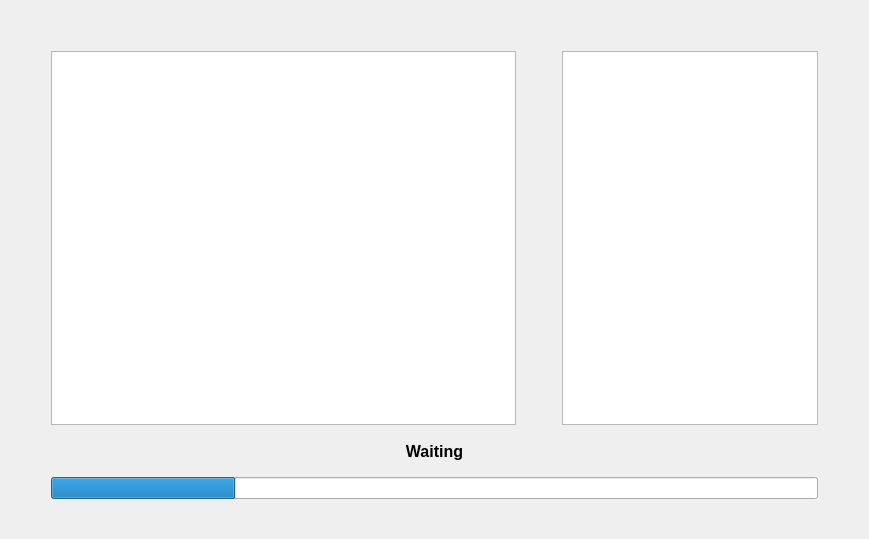
First picture: the form in DiodeTestGUI/mainwindow.ui, repository vanbear/DiodeTestApplication, before the edit.
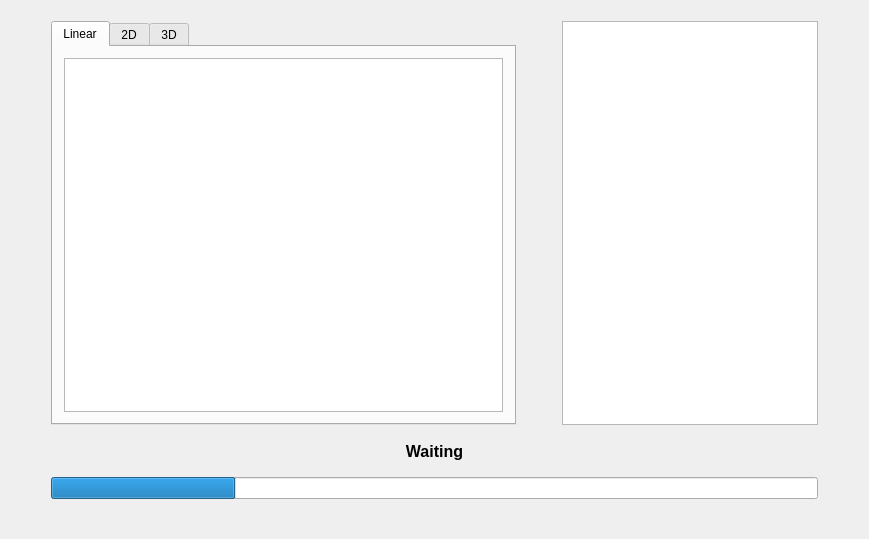
Second picture: the form after the edit.

Commit message: Plot tabs

What changed in the file:
```diff
--- a/DiodeTestGUI/mainwindow.ui
+++ b/DiodeTestGUI/mainwindow.ui
@@ -47,7 +47,7 @@
       <property name="sizeHint" stdset="0">
        <size>
         <width>20</width>
-        <height>40</height>
+        <height>10</height>
        </size>
       </property>
      </spacer>
@@ -71,7 +71,31 @@
        </spacer>
       </item>
       <item>
-       <widget class="QGraphicsView" name="plotView"/>
+       <widget class="QTabWidget" name="tabWidget">
+        <property name="currentIndex">
+         <number>0</number>
+        </property>
+        <widget class="QWidget" name="tabLinearPlot">
+         <attribute name="title">
+          <string>Linear</string>
+         </attribute>
+         <layout class="QHBoxLayout" name="horizontalLayout_4">
+          <item>
+           <widget class="QGraphicsView" name="plotView"/>
+          </item>
+         </layout>
+        </widget>
+        <widget class="QWidget" name="tab2DPlot">
+         <attribute name="title">
+          <string>2D</string>
+         </attribute>
+        </widget>
+        <widget class="QWidget" name="tab3DPlot">
+         <attribute name="title">
+          <string>3D</string>
+         </attribute>
+        </widget>
+       </widget>
       </item>
       <item>
        <spacer name="horizontalSpacer_7">
```
The commit also changes 2 other files.
